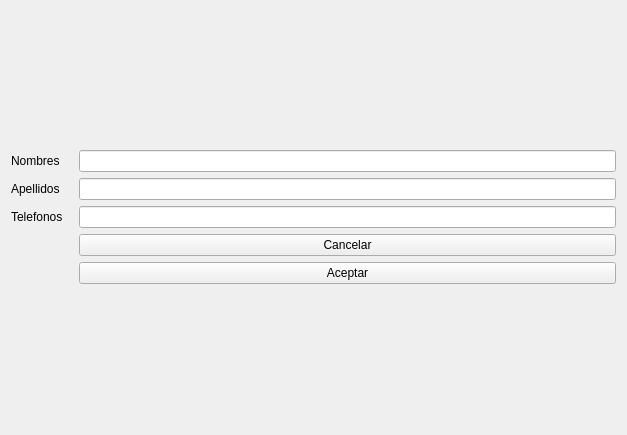
ValenDD/Desktop_app_mechanical_workshop, file views/Views ui/NewClient.ui: the form before one commit.
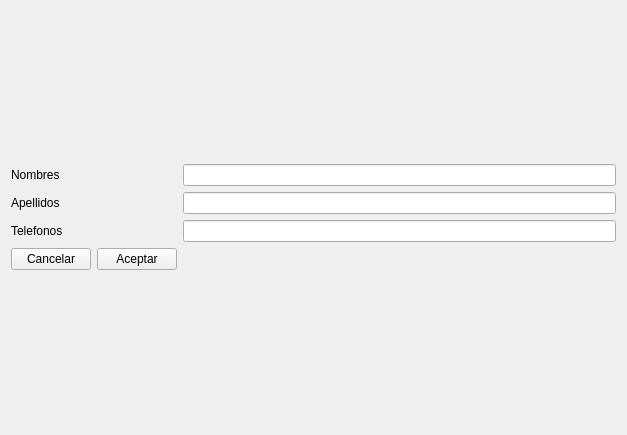
The form after the commit.

```diff
--- a/views/Views ui/NewClient.ui
+++ b/views/Views ui/NewClient.ui
@@ -14,57 +14,49 @@
    <string>Form</string>
   </property>
   <layout class="QGridLayout" name="gridLayout_2">
-   <item row="0" column="0">
+   <item row="0" column="1">
     <layout class="QGridLayout" name="gridLayout">
-     <item row="1" column="2">
-      <widget class="QLineEdit" name="lineEdit_2"/>
+     <item row="2" column="5">
+      <widget class="QLineEdit" name="Nombre_line_edit"/>
      </item>
-     <item row="0" column="2">
-      <widget class="QLineEdit" name="lineEdit">
-       <property name="maxLength">
-        <number>100</number>
-       </property>
-      </widget>
+     <item row="6" column="5">
+      <widget class="QLineEdit" name="Telefonos_line_edit"/>
      </item>
-     <item row="0" column="0">
-      <widget class="QLabel" name="label_3">
-       <property name="text">
-        <string>Nombres</string>
-       </property>
-      </widget>
+     <item row="4" column="5">
+      <widget class="QLineEdit" name="Apellido_line_edit"/>
      </item>
-     <item row="4" column="2">
-      <widget class="QPushButton" name="pushButton">
+     <item row="7" column="3">
+      <widget class="QPushButton" name="Cancelar_button">
        <property name="text">
         <string>Cancelar</string>
        </property>
       </widget>
      </item>
-     <item row="3" column="0">
-      <widget class="QLabel" name="label">
+     <item row="7" column="4">
+      <widget class="QPushButton" name="Aceptar_button">
+       <property name="text">
+        <string>Aceptar</string>
+       </property>
+      </widget>
+     </item>
+     <item row="6" column="3">
+      <widget class="QLabel" name="Telefono_label">
        <property name="text">
         <string>Telefonos   </string>
        </property>
       </widget>
      </item>
-     <item row="1" column="0">
-      <widget class="QLabel" name="label_2">
+     <item row="4" column="3">
+      <widget class="QLabel" name="Apellido_label">
        <property name="text">
         <string>Apellidos</string>
        </property>
       </widget>
      </item>
-     <item row="3" column="2">
-      <widget class="QLineEdit" name="lineEdit_3">
-       <property name="maxLength">
-        <number>200</number>
-       </property>
-      </widget>
-     </item>
-     <item row="5" column="2">
-      <widget class="QPushButton" name="pushButton_2">
+     <item row="2" column="3">
+      <widget class="QLabel" name="Nombre_label">
        <property name="text">
-        <string>Aceptar</string>
+        <string>Nombres</string>
        </property>
       </widget>
      </item>
```
